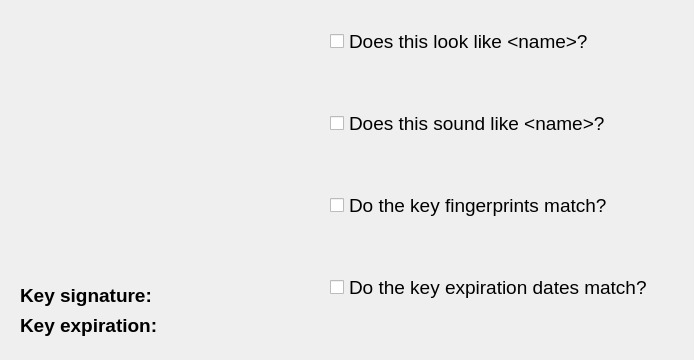
The window that UI/VideoVerificationFormlayout.ui (picrin/VAIDA_OLD) describes before a commit, drawn with Qt 5.
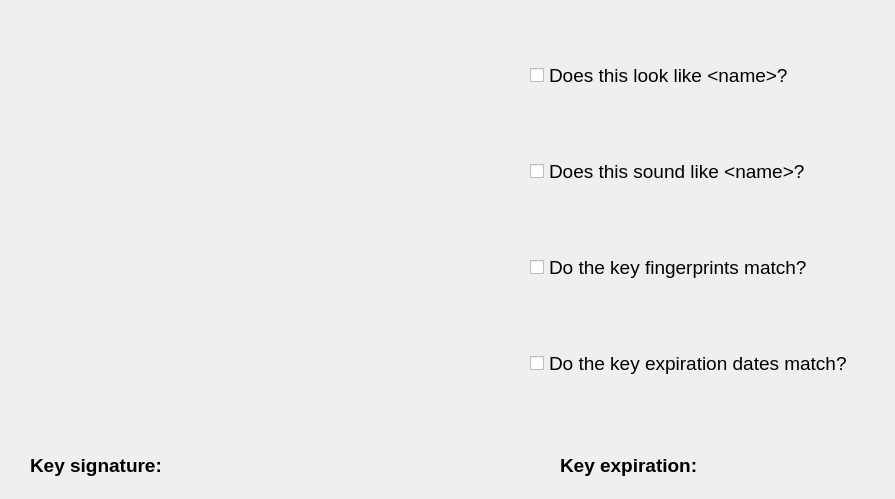
The same window after the commit.

Commit message: Video area made bigger

What changed in the file:
```diff
--- a/UI/VideoVerificationFormlayout.ui
+++ b/UI/VideoVerificationFormlayout.ui
@@ -6,8 +6,8 @@
    <rect>
     <x>0</x>
     <y>0</y>
-    <width>694</width>
-    <height>360</height>
+    <width>895</width>
+    <height>499</height>
    </rect>
   </property>
   <property name="windowTitle">
@@ -18,16 +18,16 @@
     <rect>
      <x>20</x>
      <y>10</y>
-     <width>301</width>
-     <height>261</height>
+     <width>491</width>
+     <height>431</height>
     </rect>
    </property>
   </widget>
   <widget class="QLabel" name="label">
    <property name="geometry">
     <rect>
-     <x>20</x>
-     <y>280</y>
+     <x>30</x>
+     <y>450</y>
      <width>301</width>
      <height>31</height>
     </rect>
@@ -47,8 +47,8 @@
   <widget class="QLabel" name="label_2">
    <property name="geometry">
     <rect>
-     <x>20</x>
-     <y>310</y>
+     <x>560</x>
+     <y>450</y>
      <width>301</width>
      <height>31</height>
     </rect>
@@ -68,10 +68,10 @@
   <widget class="QWidget" name="">
    <property name="geometry">
     <rect>
-     <x>330</x>
-     <y>-20</y>
+     <x>530</x>
+     <y>0</y>
      <width>351</width>
-     <height>371</height>
+     <height>441</height>
     </rect>
    </property>
    <layout class="QVBoxLayout" name="verticalLayout">
```
The commit also changes 8 other files.
